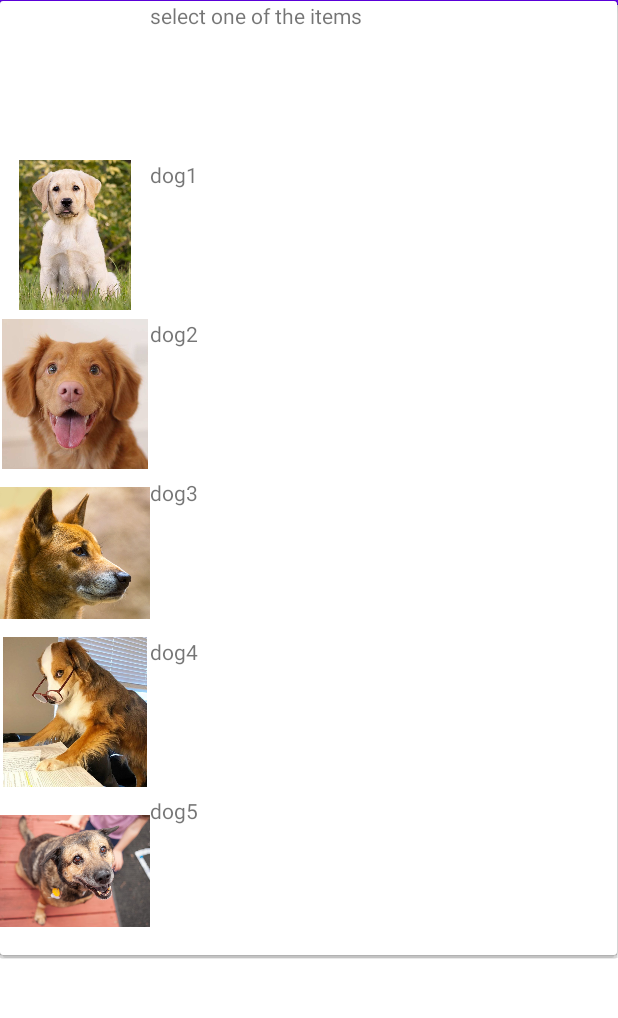
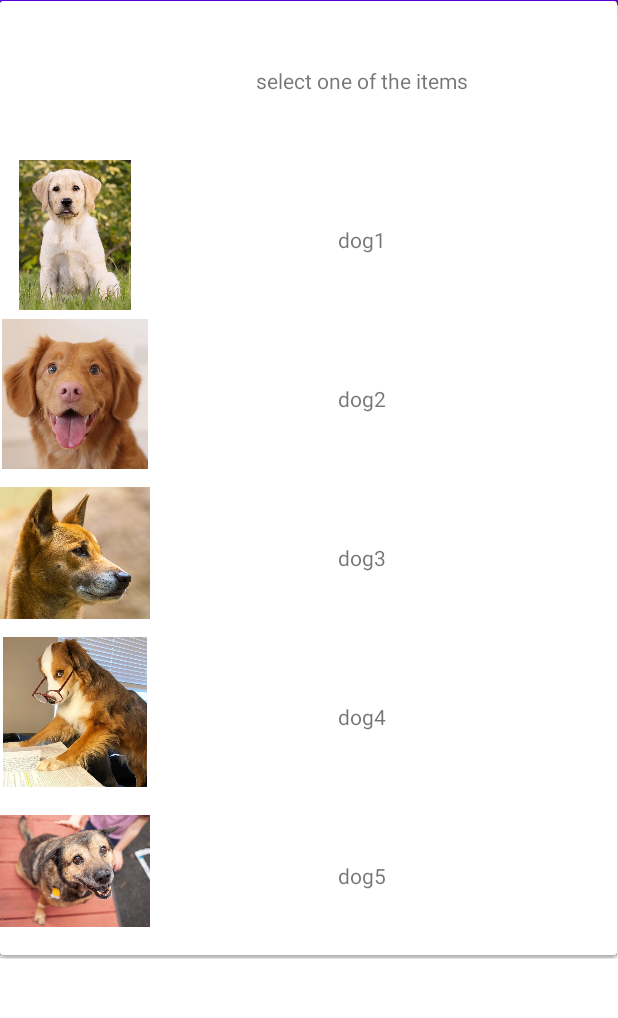
Before and after one commit to XufengRen/3515_Assignment03, an Android app: the screen it shows after launch (ImageActivity), after a tap on "select one of the items", on a phone screen of 412 x 824 dp, the part 79-1097 px from its top. Run offline under Robolectric (Android 15) with nearby library versions, the phone set to English and light mode, and no system bars.

Commit message:
text center

```diff
--- a/app/src/main/java/edu/temple/a3515_assignment03/myAdapter.java
+++ b/app/src/main/java/edu/temple/a3515_assignment03/myAdapter.java
@@ -45,7 +45,10 @@ public class myAdapter extends BaseAdapter {
         if(position>0){
             ImageView imageView = (ImageView)row.findViewById(R.id.spinnerImage);
             imageView.setImageResource(imageID[position - 1]);
+        }else{
+            textView.setText(items.get(position));
         }
+        textView.setGravity(Gravity.CENTER);
 //        TextView textView = new TextView(context);
 //        textView.setText(items.get(position));
 //        textView.setGravity(Gravity.CENTER);
--- a/app/src/main/res/layout/spinner_layout.xml
+++ b/app/src/main/res/layout/spinner_layout.xml
@@ -10,7 +10,7 @@
         android:layout_width="411dp"
         android:layout_height="106dp"
         tools:layout_editor_absoluteX="0dp"
-        tools:layout_editor_absoluteY="176dp">
+        tools:layout_editor_absoluteY="72dp">
 
         <ImageView
             android:id="@+id/spinnerImage"
```
